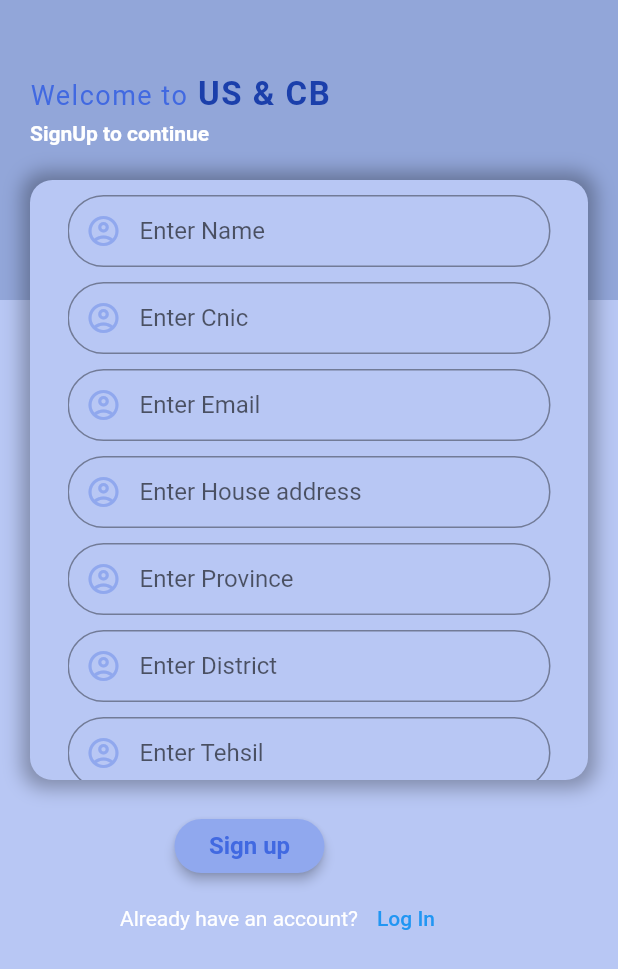
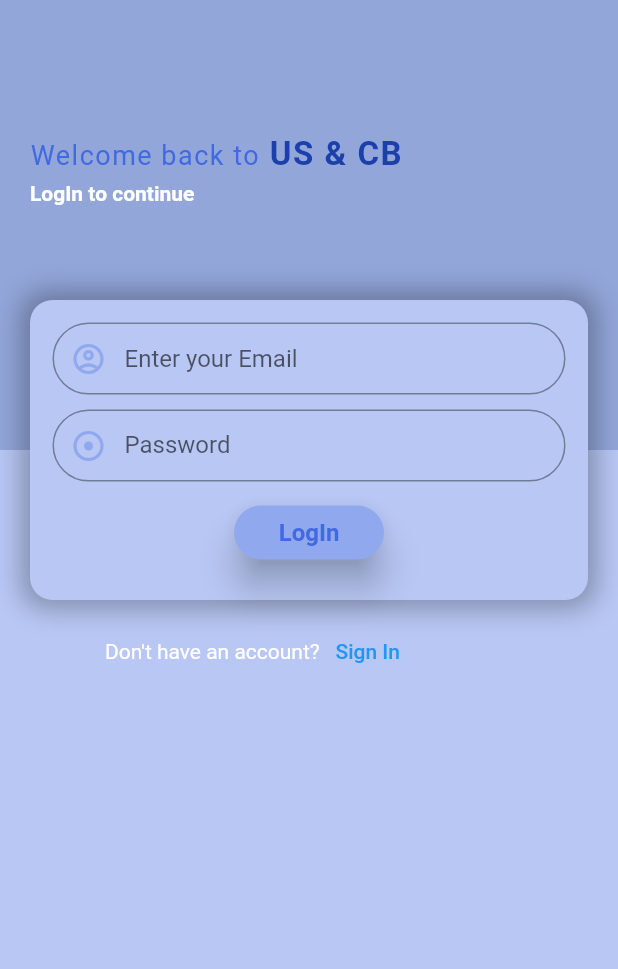
Before and after one commit to Tuqeer-meer-code/flutter_copied, a Flutter app: the screen it shows after launch, on a phone screen of 412 x 824 dp. Shown: the top 969 px of the screen. Run offline on Flutter 3.47's test engine with Material 2 defaults, Android fonts, the phone set to English and light mode, and no system bars.

```diff
--- a/lib/main.dart
+++ b/lib/main.dart
@@ -1,4 +1,9 @@
+import 'package:flutter/cupertino.dart';
 import 'package:flutter/material.dart';
+import 'package:uscb/screens/c_main.dart';
+import 'package:uscb/screens/complaint.dart';
+import 'package:uscb/screens/login.dart';
+import 'package:uscb/screens/mainscreen.dart';
 import 'package:uscb/screens/signup.dart';
 void main() {
   runApp(MyApp());
@@ -9,7 +14,12 @@ class MyApp extends StatelessWidget {
     return MaterialApp(
       debugShowCheckedModeBanner: false,
       title: "Login Signup UI",
-      home: signupScreen(),
-    );
+      routes: {
+        "/": (context)=>loginScreen(),
+        "/signUp": (context)=>signupScreen(),
+        "/Home": (context)=>mainScreen(),
+        "/complain choice":(context)=>c_main(),
+        "/Complain Form":(context)=>complaintScreen(),
+      });
   }
 }
--- a/lib/screens/login.dart
+++ b/lib/screens/login.dart
@@ -1,4 +1,5 @@
 import 'package:flutter/material.dart';
+import 'package:flutter/services.dart';
 import 'package:uscb/screens/mainscreen.dart';
 import 'package:uscb/screens/signup.dart';
 import 'pallete.dart';
@@ -10,6 +11,9 @@ class loginScreen extends StatefulWidget {
 class _loginScreenState extends State<loginScreen> {
   @override
   Widget build(BuildContext context) {
+
+    SystemChrome.setSystemUIOverlayStyle(SystemUiOverlayStyle(
+      statusBarColor: plte.btnColor));
     return Scaffold(
       backgroundColor: plte.backgroundColor,
       body: Stack(
--- a/lib/screens/mainscreen.dart
+++ b/lib/screens/mainscreen.dart
@@ -1,4 +1,5 @@
 import 'package:flutter/material.dart';
+import 'package:flutter/services.dart';
 import 'package:uscb/screens/c_main.dart';
 import 'drawer.dart';
 import 'pallete.dart';
@@ -12,6 +13,10 @@ class _mainScreenState extends State<mainScreen> {
   @override
   var name="TUQEER";
   Widget build(BuildContext context) {
+
+    SystemChrome.setSystemUIOverlayStyle(SystemUiOverlayStyle(
+      statusBarColor: plte.btnColor));
+
     return Scaffold(
       appBar: AppBar(
         elevation: 2,
--- a/lib/screens/signup.dart
+++ b/lib/screens/signup.dart
@@ -92,11 +92,14 @@ class _signupScreenState extends State<signupScreen> {
                               crossAxisAlignment: CrossAxisAlignment.center,
                               mainAxisAlignment: MainAxisAlignment.start,
                               children: [
+                                SizedBox(
+                                  height: 10,
+                                ),
                                 textfield("Enter Name"),
                                 SizedBox(
                                   height: 10,
                                 ),
-                                textfield("Enter Cnic"),
+                                 textfield("Enter Cnic"),
                                 SizedBox(
                                   height: 10,
                                 ),
@@ -182,7 +185,9 @@ class _signupScreenState extends State<signupScreen> {
                                 Navigator.push(context,
                                     MaterialPageRoute(builder: (context) {
                                   return loginScreen();
-                                }));
+                                    }
+                                    )
+                                );
                               });
                             },
                           ),
@@ -217,8 +222,8 @@ Widget textfield(String title) {
       ),
       border: OutlineInputBorder(
         borderRadius: BorderRadius.all(Radius.circular(30.0)),
-      ),
-      contentPadding: EdgeInsets.all(10.0),
+       ),
+      contentPadding: EdgeInsets.all(5.0),
       hintText: title,
     ),
   );
```
Also changed, not shown: lib/Routes/MyRoutes.dart (added).
